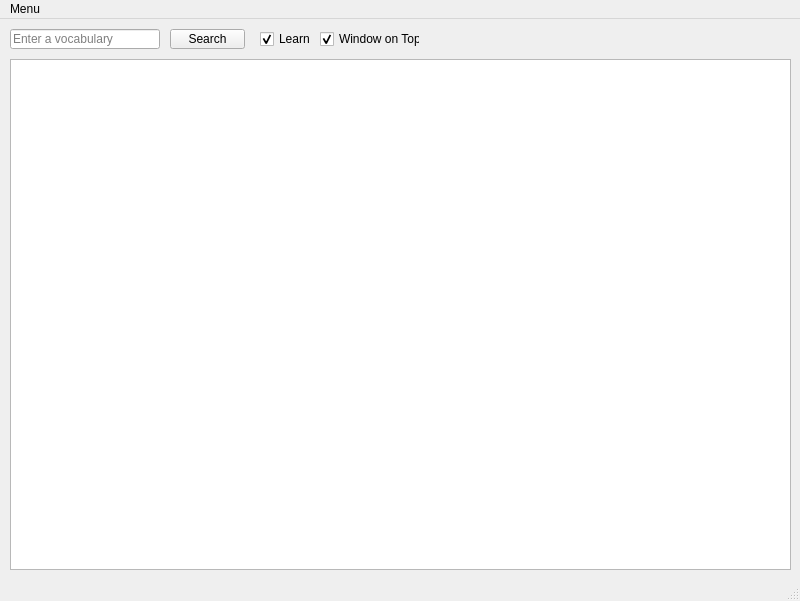
Old version of the form ui/dictionary.ui in the repository pystander/Word-Sea.
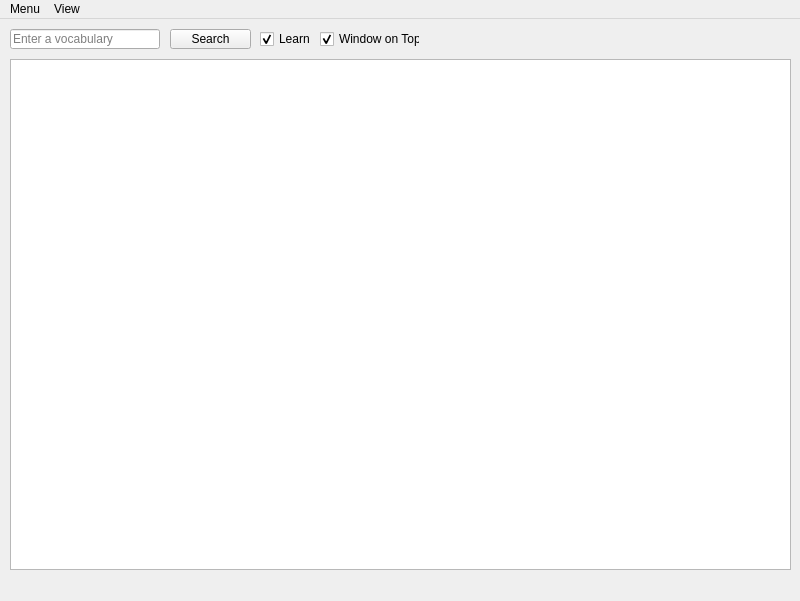
New version of the form.

What changed in the file:
```diff
--- a/ui/dictionary.ui
+++ b/ui/dictionary.ui
@@ -38,7 +38,7 @@
      <rect>
       <x>170</x>
       <y>10</y>
-      <width>75</width>
+      <width>81</width>
       <height>20</height>
      </rect>
     </property>
@@ -114,9 +114,22 @@
     <addaction name="view_action"/>
     <addaction name="clear_action"/>
    </widget>
+   <widget class="QMenu" name="menu_view">
+    <property name="title">
+     <string>View</string>
+    </property>
+    <widget class="QMenu" name="menu_theme">
+     <property name="title">
+      <string>Theme</string>
+     </property>
+     <addaction name="theme_default_action"/>
+     <addaction name="theme_dark_action"/>
+    </widget>
+    <addaction name="menu_theme"/>
+   </widget>
    <addaction name="menu"/>
+   <addaction name="menu_view"/>
   </widget>
-  <widget class="QStatusBar" name="statusbar"/>
   <action name="action_add">
    <property name="text">
     <string>Add Vocabulary</string>
```
Left out of the diff: 12 changed lines with no effect on the pictures.
